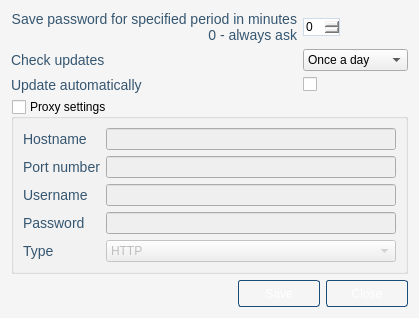
The window that qesteidutil/trunk/src/ui/SettingsDialog.ui (tixsys/esteid) describes before a commit, drawn with Qt 5.
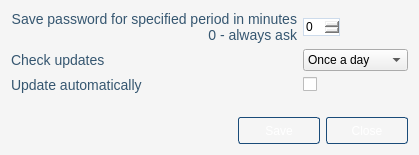
The same window after the commit. Icons and pictures are not drawn.

Commit message: qesteidutil: eemaldatud proxy seaded

The edit to the form file:
```diff
--- a/qesteidutil/trunk/src/ui/SettingsDialog.ui
+++ b/qesteidutil/trunk/src/ui/SettingsDialog.ui
@@ -6,8 +6,8 @@
    <rect>
     <x>0</x>
     <y>0</y>
-    <width>401</width>
-    <height>315</height>
+    <width>415</width>
+    <height>155</height>
    </rect>
   </property>
   <property name="windowTitle">
@@ -42,7 +42,7 @@
      </property>
     </widget>
    </item>
-   <item row="4" column="0">
+   <item row="3" column="0">
     <spacer name="SettingsDialogSpacer">
      <property name="orientation">
       <enum>Qt::Vertical</enum>
@@ -55,7 +55,7 @@
      </property>
     </spacer>
    </item>
-   <item row="5" column="0" colspan="2">
+   <item row="4" column="0" colspan="2">
     <widget class="QDialogButtonBox" name="buttonBox">
      <property name="orientation">
       <enum>Qt::Horizontal</enum>
@@ -75,85 +75,6 @@
    <item row="2" column="1">
     <widget class="QCheckBox" name="autoUpdate"/>
    </item>
-   <item row="3" column="0" colspan="2">
-    <widget class="QGroupBox" name="useProxy">
-     <property name="title">
-      <string>Proxy settings</string>
-     </property>
-     <property name="flat">
-      <bool>true</bool>
-     </property>
-     <property name="checkable">
-      <bool>true</bool>
-     </property>
-     <property name="checked">
-      <bool>false</bool>
-     </property>
-     <layout class="QGridLayout" name="gridLayout_2">
-      <item row="0" column="0">
-       <widget class="QLabel" name="proxyHostLabel">
-        <property name="text">
-         <string>Hostname</string>
-        </property>
-       </widget>
-      </item>
-      <item row="1" column="0">
-       <widget class="QLabel" name="proxyPortLabel">
-        <property name="text">
-         <string>Port number</string>
-        </property>
-       </widget>
-      </item>
-      <item row="2" column="0">
-       <widget class="QLabel" name="proxyUserLabel">
-        <property name="text">
-         <string>Username</string>
-        </property>
-       </widget>
-      </item>
-      <item row="3" column="0">
-       <widget class="QLabel" name="proxyPassLabel">
-        <property name="text">
-         <string>Password</string>
-        </property>
-       </widget>
-      </item>
-      <item row="0" column="1">
-       <widget class="QLineEdit" name="proxyHost"/>
-      </item>
-      <item row="1" column="1">
-       <widget class="QLineEdit" name="proxyPort"/>
-      </item>
-      <item row="2" column="1">
-       <widget class="QLineEdit" name="proxyUser"/>
-      </item>
-      <item row="3" column="1">
-       <widget class="QLineEdit" name="proxyPass"/>
-      </item>
-      <item row="4" column="1">
-       <widget class="QComboBox" name="proxyType">
-        <item>
-         <property name="text">
-          <string>HTTP</string>
-         </property>
-        </item>
-        <item>
-         <property name="text">
-          <string>SOCKS5</string>
-         </property>
-        </item>
-       </widget>
-      </item>
-      <item row="4" column="0">
-       <widget class="QLabel" name="proxyTypeLabel">
-        <property name="text">
-         <string>Type</string>
-        </property>
-       </widget>
-      </item>
-     </layout>
-    </widget>
-   </item>
    <item row="0" column="1">
     <layout class="QHBoxLayout" name="sessionTimeLayout">
      <item>
```
The commit also changes 1 other file.
